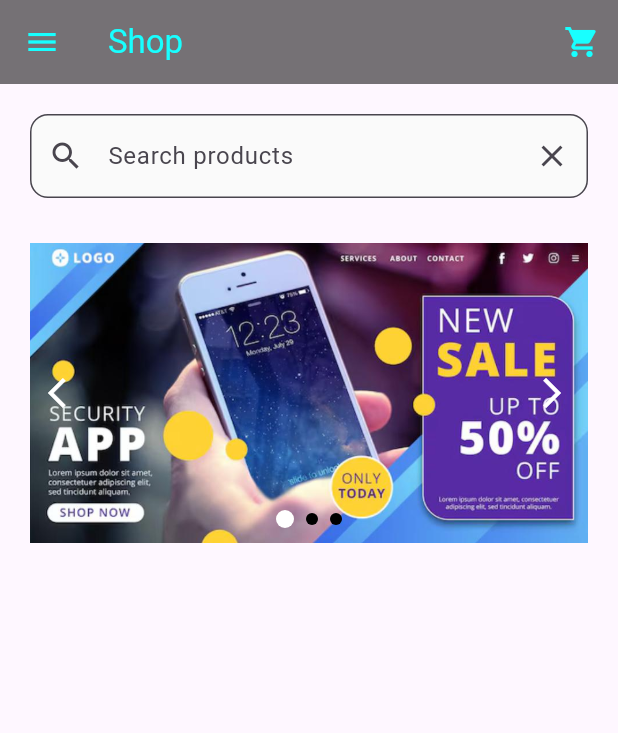
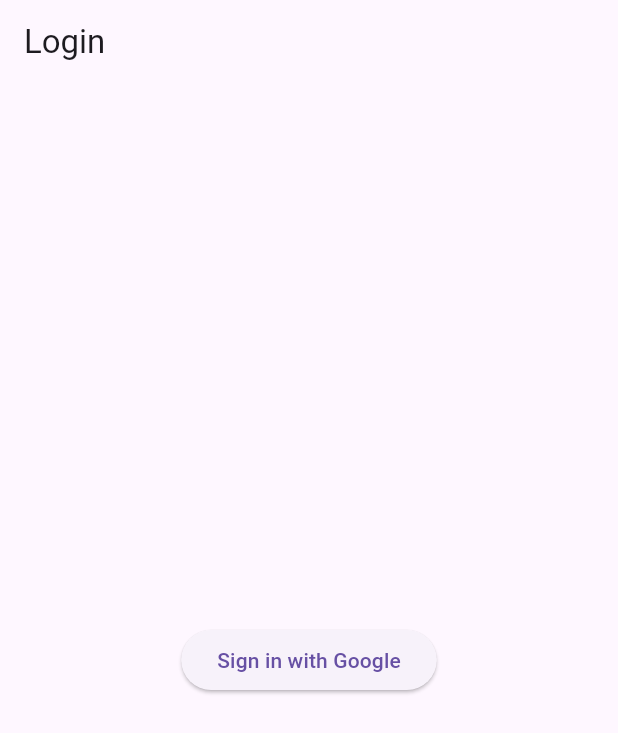
Before and after one commit to supershin69/flutter-e-commerce-app, a Flutter app: the screen it shows after launch, on a phone screen of 412 x 824 dp. Shown: the top 733 px of the screen. Run offline on Flutter 3.47's test engine with Material 3 defaults, Android fonts, the phone set to English and light mode, and no system bars; our stand-ins replace supabase_flutter; accounts and stored records are empty.

Commit message:
Deep Linked Android and IOS

```diff
--- a/lib/main.dart
+++ b/lib/main.dart
@@ -1,34 +1,105 @@
-import 'package:e_commerce_frontend/screens/home_screen.dart';
 import 'package:flutter/material.dart';
 import 'package:supabase_flutter/supabase_flutter.dart';
 
-Future<void> main() async {
+void main() async {
   WidgetsFlutterBinding.ensureInitialized();
 
   await Supabase.initialize(
     url: 'https://mxngcloeolzkfnauioln.supabase.co',
-    anonKey: 'eyJhbGciOiJIUzI1NiIsInR5cCI6IkpXVCJ9.eyJpc3MiOiJzdXBhYmFzZSIsInJlZiI6Im14bmdjbG9lb2x6a2ZuYXVpb2xuIiwicm9sZSI6ImFub24iLCJpYXQiOjE3NjU5NDk2NDcsImV4cCI6MjA4MTUyNTY0N30.-4mju9Eyce84EB_SodaOhAK9vIunJbuXuvuukXfr99g',
+    anonKey: 'sb_secret_-Rfkp-sQcn-cYWnb-p6drQ_MuTJzwrI',
+    authOptions: const FlutterAuthClientOptions(
+      authFlowType: AuthFlowType.pkce,
+    ),
   );
-
-  debugPrint('Supabase initialized: '
-    '${Supabase.instance.client.auth.currentSession}');
-
 
   runApp(const MyApp());
 }
 
+final supabase = Supabase.instance.client;
+
 class MyApp extends StatelessWidget {
   const MyApp({super.key});
 
-  // This widget is the root of your application.
   @override
   Widget build(BuildContext context) {
-    return MaterialApp(
-      title: 'Flutter Demo',
-      theme: ThemeData(
-        colorScheme: .fromSeed(seedColor: Colors.deepPurple),
-      ),
-      home: const HomePage()
+    return const MaterialApp(
+      debugShowCheckedModeBanner: false,
+      home: AuthGate(),
     );
   }
 }
+
+/// 🔐 Auth Gate (THIS IS ALL YOU NEED)
+class AuthGate extends StatelessWidget {
+  const AuthGate({super.key});
+
+  @override
+  Widget build(BuildContext context) {
+    return StreamBuilder<AuthState>(
+      stream: supabase.auth.onAuthStateChange,
+      builder: (context, snapshot) {
+        final session = snapshot.data?.session;
+
+        if (session != null) {
+          return const HomePage();
+        }
+        return const LoginPage();
+      },
+    );
+  }
+}
+
+/// 🔑 Login Page
+class LoginPage extends StatelessWidget {
+  const LoginPage({super.key});
+
+  Future<void> _signInWithGoogle() async {
+    await supabase.auth.signInWithOAuth(
+      OAuthProvider.google,
+      redirectTo: 'ecommerce://login-callback',
+    );
+  }
+
+  @override
+  Widget build(BuildContext context) {
+    return Scaffold(
+      appBar: AppBar(title: const Text('Login')),
+      body: Center(
+        child: ElevatedButton(
+          onPressed: _signInWithGoogle,
+          child: const Text('Sign in with Google'),
+        ),
+      ),
+    );
+  }
+}
+
+/// 🏠 Home Page
+class HomePage extends StatelessWidget {
+  const HomePage({super.key});
+
+  @override
+  Widget build(BuildContext context) {
+    final user = supabase.auth.currentUser;
+
+    return Scaffold(
+      appBar: AppBar(
+        title: const Text('Home'),
+        actions: [
+          IconButton(
+            icon: const Icon(Icons.logout),
+            onPressed: () async {
+              await supabase.auth.signOut();
+            },
+          ),
+        ],
+      ),
+      body: Center(
+        child: Text(
+          'Logged in as:\n${user?.email}',
+          textAlign: TextAlign.center,
+        ),
+      ),
+    );
+  }
+}
--- a/pubspec.yaml
+++ b/pubspec.yaml
@@ -31,6 +31,7 @@ dependencies:
   flutter:
     sdk: flutter
   supabase_flutter: ^2.12.0
+
 
   # The following adds the Cupertino Icons font to your application.
   # Use with the CupertinoIcons class for iOS style icons.
```
Also changed, not shown: 4 other files.
